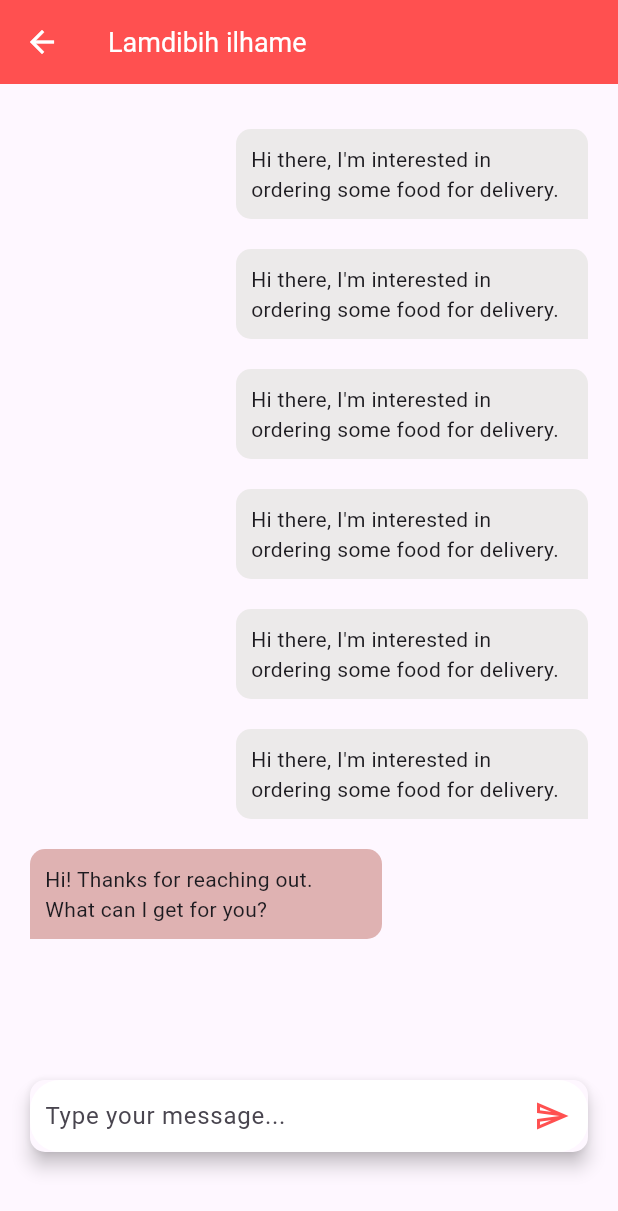
After one commit to ilhamelamdibih/workout-userS1-interfaces, a Flutter app: the ChatPage screen opened directly, on a phone screen of 412 x 824 dp. The commit adds this screen. Shown: the top 1211 px of the screen. Run offline on Flutter 3.47's test engine with Material 3 defaults, Android fonts, the phone set to English and light mode, and no system bars; our stand-ins replace quickalert.

Commit message:
chatPage

```diff
--- /dev/null
+++ b/lib/view/chat.view.dart
@@ -0,0 +1,212 @@
+import 'package:flutter/cupertino.dart';
+import 'package:flutter/material.dart';
+import 'package:flutter/widgets.dart';
+import 'package:workout_health_front_end/constant/colors.dart';
+
+class ChatPage extends StatefulWidget {
+  const ChatPage({super.key});
+
+  @override
+  State<ChatPage> createState() => _ChatPageState();
+}
+
+class _ChatPageState extends State<ChatPage> {
+  @override
+  Widget build(BuildContext context) {
+    double screenHeight = MediaQuery.of(context).size.height;
+    return Scaffold(
+      appBar: AppBar(
+          title: const Text(
+            'Lamdibih ilhame',
+            style: TextStyle(color: Colors.white,
+            fontSize: 18),
+          ),
+          backgroundColor: pPrimapryColor,
+          leading: IconButton(
+            icon: const Icon(
+              Icons.arrow_back,
+              color: Colors.white,
+            ),
+            onPressed: () {
+              Navigator.pop(context);
+            },
+          ),
+        ),
+      body: SingleChildScrollView(
+        child: SafeArea(
+          child: Padding(
+            padding: const EdgeInsets.only(left: 20 , right: 20, top: 30),
+            child: Container(
+              height:screenHeight-120,
+              child: Column(
+                children: [
+                   Container(
+                      height:screenHeight-240,
+                      child: ListView(
+                          physics: const BouncingScrollPhysics(),
+                          children: [
+                            //send message
+                  Container(
+                    padding: EdgeInsets.all(10),
+                    margin: EdgeInsets.only(left: MediaQuery.of(context).size.width/3),
+                    alignment: Alignment.bottomRight,
+                    decoration: const BoxDecoration(
+                      color: const Color(0xFFECEAEA),
+                      borderRadius: BorderRadius.only(
+                        topLeft:Radius.circular(10),
+                        topRight: Radius.circular(10),
+                        bottomLeft: Radius.circular(10)
+                         ),
+                    ),
+                   child: Text(
+                    "Hi there, I'm interested in ordering some food for delivery. "
+                   ),
+                  ),
+                  SizedBox(height: 20,),
+                    //send message
+                  Container(
+                    padding: EdgeInsets.all(10),
+                    margin: EdgeInsets.only(left: MediaQuery.of(context).size.width/3),
+                    alignment: Alignment.bottomRight,
+                    decoration: const BoxDecoration(
+                      color: const Color(0xFFECEAEA),
+                      borderRadius: BorderRadius.only(
+                        topLeft:Radius.circular(10),
+                        topRight: Radius.circular(10),
+                        bottomLeft: Radius.circular(10)
+                         ),
+                    ),
+                   child: Text(
+                    "Hi there, I'm interested in ordering some food for delivery. "
+                   ),
+                  ),
+                  SizedBox(height: 20,),
+                    //send message
+                  Container(
+                    padding: EdgeInsets.all(10),
+                    margin: EdgeInsets.only(left: MediaQuery.of(context).size.width/3),
+                    alignment: Alignment.bottomRight,
+                    decoration: const BoxDecoration(
+                      color: const Color(0xFFECEAEA),
+                      borderRadius: BorderRadius.only(
+                        topLeft:Radius.circular(10),
+                        topRight: Radius.circular(10),
+                        bottomLeft: Radius.circular(10)
+                         ),
+                    ),
+                   child: Text(
+                    "Hi there, I'm interested in ordering some food for delivery. "
+                   ),
+                  ),
+                  SizedBox(height: 20,),
+                    //send message
+                  Container(
+                    padding: EdgeInsets.all(10),
+                    margin: EdgeInsets.only(left: MediaQuery.of(context).size.width/3),
+                    alignment: Alignment.bottomRight,
+                    decoration: const BoxDecoration(
+                      color: const Color(0xFFECEAEA),
+                      borderRadius: BorderRadius.only(
+                        topLeft:Radius.circular(10),
+                        topRight: Radius.circular(10),
+                        bottomLeft: Radius.circular(10)
+                         ),
+                    ),
+                   child: Text(
+                    "Hi there, I'm interested in ordering some food for delivery. "
+                   ),
+                  ),
+                  SizedBox(height: 20,),
+                    //send message
+                  Container(
+                    padding: EdgeInsets.all(10),
+                    margin: EdgeInsets.only(left: MediaQuery.of(context).size.width/3),
+                    alignment: Alignment.bottomRight,
+                    decoration: const BoxDecoration(
+                      color: const Color(0xFFECEAEA),
+                      borderRadius: BorderRadius.only(
+                        topLeft:Radius.circular(10),
+                        topRight: Radius.circular(10),
+                        bottomLeft: Radius.circular(10)
+                         ),
+                    ),
+                   child: Text(
+                    "Hi there, I'm interested in ordering some food for delivery. "
+                   ),
+                  ),
+                  SizedBox(height: 20,),
+                    //send message
+                  Container(
+                    padding: EdgeInsets.all(10),
+                    margin: EdgeInsets.only(left: MediaQuery.of(context).size.width/3),
+                    alignment: Alignment.bottomRight,
+                    decoration: const BoxDecoration(
+                      color: const Color(0xFFECEAEA),
+                      borderRadius: BorderRadius.only(
+                        topLeft:Radius.circular(10),
+                        topRight: Radius.circular(10),
+                        bottomLeft: Radius.circular(10)
+                         ),
+                    ),
+                   child: Text(
+                    "Hi there, I'm interested in ordering some food for delivery. "
+                   ),
+                  ),
+                  SizedBox(height: 20,),
+                  // reseve message
+                  Container(
+                    padding: EdgeInsets.all(10),
+                    margin: EdgeInsets.only(right: MediaQuery.of(context).size.width/3),
+                    alignment: Alignment.bottomRight,
+                    decoration: const BoxDecoration(
+                      color: Color.fromARGB(255, 223, 178, 178),
+                      borderRadius: BorderRadius.only(
+                        bottomRight:Radius.circular(10),
+                        topRight: Radius.circular(10),
+                        topLeft: Radius.circular(10)
+                         ),
+                    ),
+                   child: Text(
+                    "Hi! Thanks for reaching out. What can I get for you?"
+                   ),
+                  ),
+
+                          ]),
+                   ),
+
+                  //
+                 SizedBox(height: 50,),
+                 Material(
+                  elevation: 5,
+                  borderRadius: BorderRadius.circular(10),
+                   child: Container(
+                    padding: EdgeInsets.only(left: 10),
+                        decoration: BoxDecoration(
+                          color: Colors.white,
+                          borderRadius: BorderRadius.circular(20),
+                        ),
+                        child:Row(
+                          children: [
+                            Expanded(
+                              child: TextField(
+                                decoration: InputDecoration(
+                                  border: InputBorder.none,
+                                  hintText: "Type your message..."
+                                ),
+                              ),
+                            ),
+                            IconButton(onPressed: (){}, icon: Icon(Icons.send_outlined,color: pPrimapryColor,))
+                          ],
+                        ),
+                   ),
+                 ),
+
+                ],
+              ),
+            ),
+          ),
+        ),
+      ),
+    );
+  }
+}
--- a/lib/view/profile.view.dart
+++ b/lib/view/profile.view.dart
@@ -1,6 +1,7 @@
 import 'package:flutter/material.dart';
 import 'package:workout_health_front_end/constant/colors.dart';
 import 'package:workout_health_front_end/constant/images.dart';
+import 'package:workout_health_front_end/view/chat.view.dart';
 import 'package:workout_health_front_end/widgets/simple.card.dart';
 import 'package:workout_health_front_end/widgets/text.form.global.dart';
 
@@ -31,7 +32,11 @@ class _ProfilePageState extends State<ProfilePage> {
         backgroundColor: Colors.white,
         actions: [
           IconButton(
-            onPressed: () {},
+            onPressed: () {
+               Navigator.of(context).push(MaterialPageRoute(builder: (context){
+                            return const ChatPage();
+                          }));
+            },
             icon: const Icon(
               Icons.sms_outlined,
               color: pPrimapryColor,
```
